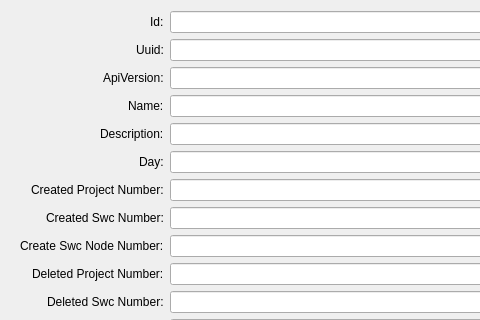
Above: src/ui/editordailystatisticsmetainfo.ui from kiraYuukiAsuna/SwcDbmsQtClient before the change; both pictures show x 0 to 480 and y 0 to 320 of the 871 by 548 pixel window. Below: the same form after it.
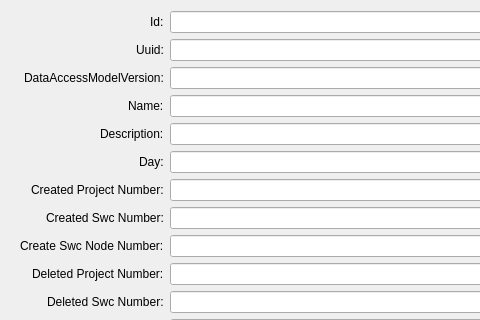
That is the form after the change.

Diff of the .ui file:
```diff
--- a/src/ui/editordailystatisticsmetainfo.ui
+++ b/src/ui/editordailystatisticsmetainfo.ui
@@ -42,7 +42,7 @@
      <item row="2" column="0">
       <widget class="QLabel" name="label_3">
        <property name="text">
-        <string>ApiVersion:</string>
+        <string>DataAccessModelVersion:</string>
        </property>
       </widget>
      </item>
```
Left out of the diff: 2 changed lines with no effect on the pictures.
